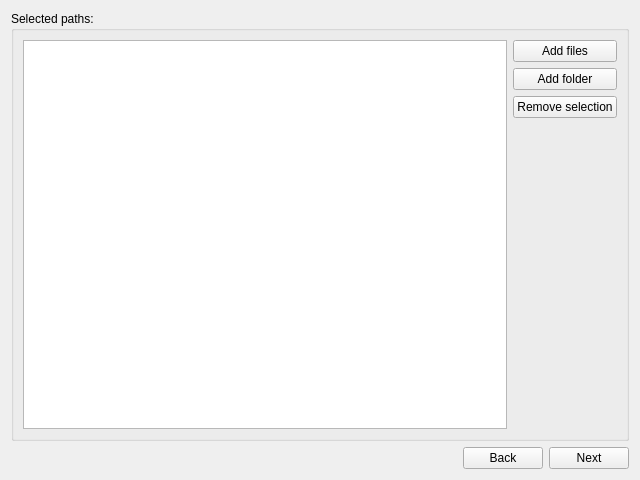
Old version of the form KuuraGUI/PathSelectTab.ui in the repository visuve/Tunkio.
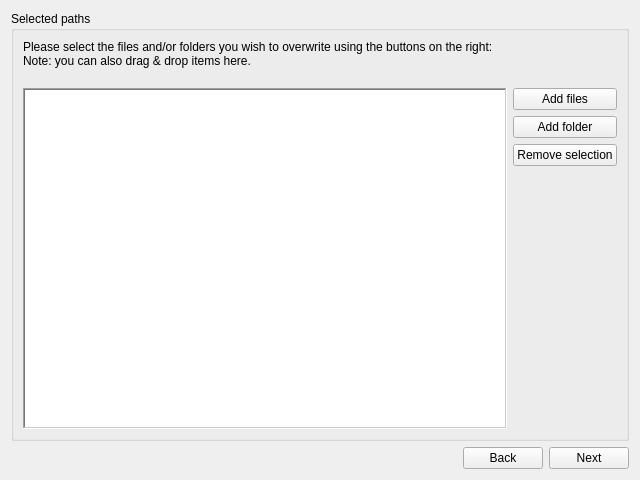
New version of the form.

Commit message:
Change the next-button functionality & stylize
- The tabs should know themselves when to allow clicking next
- The tabs then provide a readonly getter for the data which the user filled in it
- Implement drag & drop for PathSelectTab
- Also some UI tweaks

Patch:
```diff
--- a/KuuraGUI/PathSelectTab.ui
+++ b/KuuraGUI/PathSelectTab.ui
@@ -44,13 +44,26 @@
    <item row="0" column="0" colspan="3">
     <widget class="QGroupBox" name="groupBox">
      <property name="title">
-      <string>Selected paths:</string>
+      <string>Selected paths</string>
      </property>
      <layout class="QGridLayout" name="gridLayout">
-      <item row="0" column="0" rowspan="4">
-       <widget class="QListView" name="listViewPaths"/>
+      <item row="0" column="0" colspan="2">
+       <widget class="QLabel" name="label">
+        <property name="text">
+         <string>Please select the files and/or folders you wish to overwrite using the buttons on the right:
+Note: you can also drag &amp; drop items here.
+</string>
+        </property>
+       </widget>
       </item>
-      <item row="3" column="1">
+      <item row="2" column="1">
+       <widget class="QPushButton" name="pushButtonAddFolder">
+        <property name="text">
+         <string>Add folder</string>
+        </property>
+       </widget>
+      </item>
+      <item row="4" column="1">
        <spacer name="verticalSpacer">
         <property name="orientation">
          <enum>Qt::Vertical</enum>
@@ -63,27 +76,33 @@
         </property>
        </spacer>
       </item>
-      <item row="0" column="1">
+      <item row="1" column="0" rowspan="4">
+       <widget class="QListView" name="listViewPaths">
+        <property name="styleSheet">
+         <string notr="true"/>
+        </property>
+        <property name="frameShape">
+         <enum>QFrame::WinPanel</enum>
+        </property>
+        <property name="frameShadow">
+         <enum>QFrame::Sunken</enum>
+        </property>
+       </widget>
+      </item>
+      <item row="1" column="1">
        <widget class="QPushButton" name="pushButtonAddFiles">
         <property name="text">
          <string>Add files</string>
         </property>
        </widget>
       </item>
-      <item row="2" column="1">
+      <item row="3" column="1">
        <widget class="QPushButton" name="pushButtonRemove">
         <property name="text">
          <string>Remove selection</string>
         </property>
        </widget>
       </item>
-      <item row="1" column="1">
-       <widget class="QPushButton" name="pushButtonAddFolder">
-        <property name="text">
-         <string>Add folder</string>
-        </property>
-       </widget>
-      </item>
      </layout>
     </widget>
    </item>
```
The commit also changes 18 other files.
